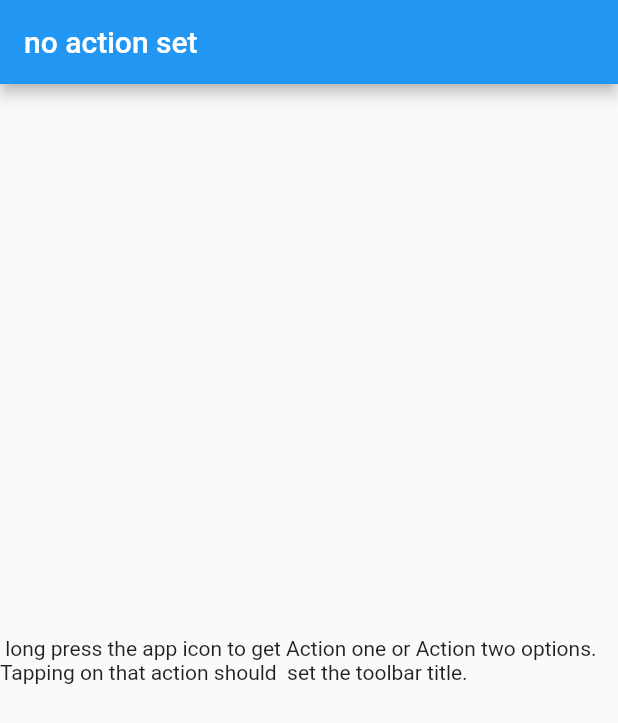
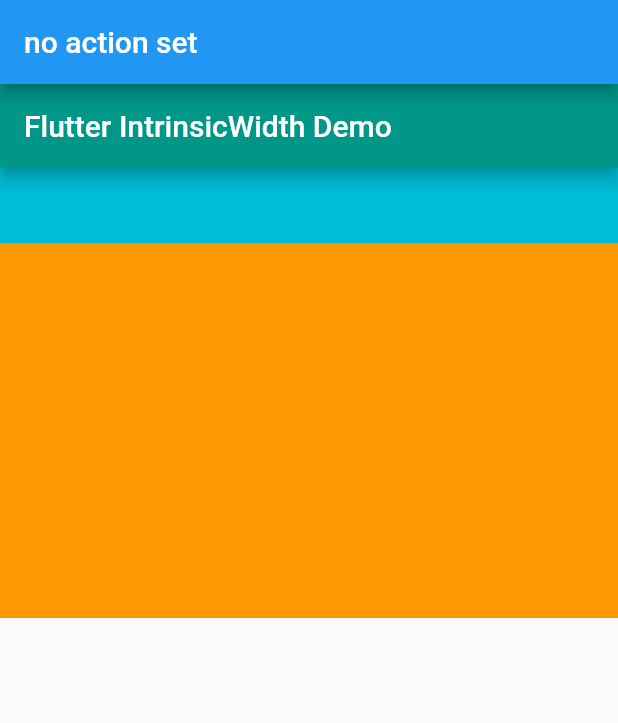
Before and after one commit to AliRadwan/quick_action, a Flutter app: the screen it shows after launch, on a phone screen of 412 x 824 dp. Shown: the top 723 px of the screen. Run offline on Flutter 3.47's test engine with Material 2 defaults, Android fonts, the phone set to English and light mode, and no system bars; missing offline and left inert: quick_actions.

Commit message:
feat: IntrinsicWidth

```diff
--- a/lib/main.dart
+++ b/lib/main.dart
@@ -59,10 +59,45 @@ initQuickAction();
       appBar: AppBar(
         title: Text(shortcut),
       ),
-      body: const Center(
-        child: Text(' long press the app icon to '
-            'get Action one or Action two options. Tapping on that action should  '
-            'set the toolbar title.'),
+      body: _IntrinsicWidthDemo()
+    );
+  }
+}
+
+
+
+
+class _IntrinsicWidthDemo extends StatelessWidget {
+
+  final Widget data = Column(
+    crossAxisAlignment: CrossAxisAlignment.stretch,
+    children: [
+      Container(
+        width: 400,
+        height: 50,
+        color: Colors.cyan,
+      ),
+      Expanded(
+        child: Container(
+          width: 100,
+          height: 50,
+          color: Colors.orange,
+        ),
+      ),
+    ],
+  );
+
+  @override
+  Widget build(BuildContext context) {
+    return Scaffold(
+      appBar: AppBar(
+        backgroundColor: Colors.teal,
+        title: Text('Flutter IntrinsicWidth Demo'),
+      ),
+      body: IntrinsicWidth(
+        stepWidth: 300,
+        stepHeight: 300,
+        child: data,
       ),
     );
   }
```
